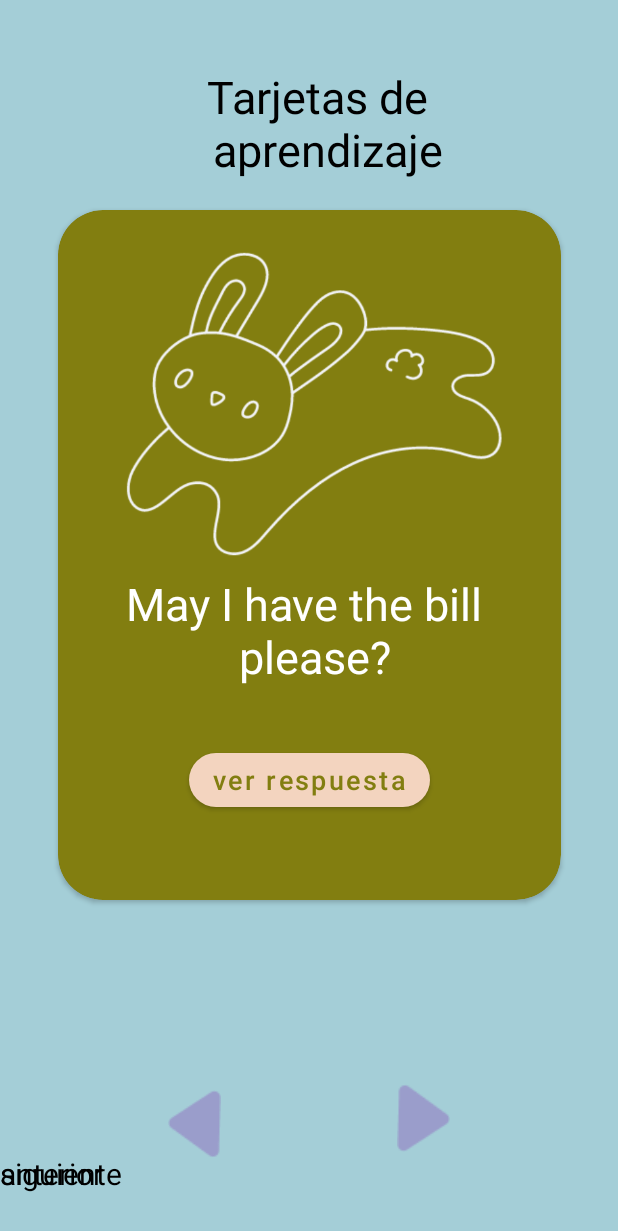
After one commit to kimserrano/LinguaShake, an Android app: the Tarjeta screen opened directly, with no data from a screen before it, on a phone screen of 412 x 824 dp. The commit adds this screen. Shown: the top 1231 px of the screen. Run offline under Robolectric (Android 15) with nearby library versions, the phone set to English and light mode, and no system bars.

Commit message:
Mockup de la tarjeta

```diff
--- a/app/src/main/AndroidManifest.xml
+++ b/app/src/main/AndroidManifest.xml
@@ -12,6 +12,9 @@
         android:supportsRtl="true"
         android:theme="@style/Theme.LinguaShake"
         tools:targetApi="31">
+        <activity
+            android:name=".Tarjeta"
+            android:exported="false" />
         <activity
             android:name=".MenuPrincipal"
             android:exported="false" />
@@ -29,7 +32,7 @@
             android:exported="false" />
         <activity
             android:name=".MainActivity"
-            android:exported="false"></activity>
+            android:exported="false" />
     </application>
 
 </manifest>
--- /dev/null
+++ b/app/src/main/java/equipo/flashcards/linguashake/Tarjeta.java
@@ -0,0 +1,14 @@
+package equipo.flashcards.linguashake;
+
+import androidx.appcompat.app.AppCompatActivity;
+
+import android.os.Bundle;
+
+public class Tarjeta extends AppCompatActivity {
+
+    @Override
+    protected void onCreate(Bundle savedInstanceState) {
+        super.onCreate(savedInstanceState);
+        setContentView(R.layout.activity_tarjeta);
+    }
+}
--- /dev/null
+++ b/app/src/main/res/layout/activity_tarjeta.xml
@@ -0,0 +1,129 @@
+<?xml version="1.0" encoding="utf-8"?>
+<androidx.constraintlayout.widget.ConstraintLayout xmlns:android="http://schemas.android.com/apk/res/android"
+    xmlns:app="http://schemas.android.com/apk/res-auto"
+    xmlns:tools="http://schemas.android.com/tools"
+    android:layout_width="match_parent"
+    android:layout_height="match_parent"
+    android:background="@color/azul">
+
+
+    <TextView
+        android:id="@+id/titulo"
+        android:layout_width="wrap_content"
+        android:layout_height="wrap_content"
+        android:layout_marginTop="44dp"
+        android:text="Tarjetas de \n aprendizaje"
+        android:textAlignment="center"
+        android:textColor="@color/black"
+        android:textSize="30sp"
+        app:layout_constraintEnd_toEndOf="parent"
+        app:layout_constraintHorizontal_bias="0.536"
+        app:layout_constraintStart_toStartOf="parent"
+        app:layout_constraintTop_toTopOf="parent" />
+
+    <androidx.cardview.widget.CardView
+        android:layout_width="335dp"
+        android:layout_height="460dp"
+        android:layout_marginTop="20dp"
+        app:cardBackgroundColor="@color/verde"
+        app:cardCornerRadius="30dp"
+        app:layout_constraintBottom_toTopOf="@id/btn_retroceder"
+        app:layout_constraintEnd_toEndOf="parent"
+        app:layout_constraintStart_toStartOf="parent"
+        app:layout_constraintTop_toBottomOf="@id/titulo"
+        app:layout_constraintVertical_bias="0.0">
+
+        <ImageView
+            android:id="@+id/tarjeta_logo"
+            android:layout_width="273dp"
+            android:layout_height="215dp"
+            android:layout_gravity="center"
+            android:layout_marginTop="-100dp"
+            android:src="@drawable/logotarjeta"
+            app:layout_constraintBottom_toTopOf="@+id/frase"
+            app:layout_constraintEnd_toEndOf="parent"
+            app:layout_constraintStart_toStartOf="parent"
+            app:layout_constraintTop_toTopOf="parent" />
+
+        <TextView
+            android:id="@+id/frase"
+            android:layout_width="wrap_content"
+            android:layout_height="wrap_content"
+            android:layout_gravity="center"
+            android:layout_marginTop="50dp"
+            android:text="May I have the bill \n please?"
+            android:textAlignment="center"
+            android:textColor="@color/white"
+            android:textSize="30sp"
+            app:layout_constraintBottom_toTopOf="@+id/respuesta_button"
+            app:layout_constraintEnd_toEndOf="parent"
+            app:layout_constraintStart_toStartOf="parent"
+            app:layout_constraintTop_toBottomOf="@+id/tarjeta_logo" />
+
+        <Button
+            android:id="@+id/respuesta_button"
+            android:layout_width="wrap_content"
+            android:layout_height="wrap_content"
+            android:layout_gravity="center"
+            android:layout_marginTop="150dp"
+            android:text="ver respuesta"
+            android:textAllCaps="false"
+            android:textColor="@color/verde"
+            android:textSize="18sp"
+            android:theme="@style/ButtonTheme.RosaBajito"
+            app:cornerRadius="30dp"
+            app:layout_constraintBottom_toBottomOf="parent"
+            app:layout_constraintEnd_toEndOf="parent"
+            app:layout_constraintStart_toStartOf="parent"
+            app:layout_constraintTop_toBottomOf="@+id/frase" />
+
+    </androidx.cardview.widget.CardView>
+
+
+    <ImageButton
+        android:id="@+id/btn_retroceder"
+        android:layout_width="wrap_content"
+        android:layout_height="wrap_content"
+        android:layout_marginEnd="112dp"
+        android:layout_marginBottom="56dp"
+        android:background="@android:color/transparent"
+        android:src="@drawable/triangulolila"
+        app:layout_constraintBottom_toBottomOf="parent"
+        app:layout_constraintEnd_toEndOf="parent" />
+
+    <TextView
+        android:id="@+id/siguiente"
+        android:layout_width="wrap_content"
+        android:layout_height="wrap_content"
+        android:layout_marginBottom="28dp"
+        android:text="siguiente"
+        android:textColor="@color/black"
+        android:textSize="20sp"
+        app:layout_constraintBottom_toBottomOf="parent"
+        tools:layout_editor_absoluteX="240dp" />
+
+    <ImageButton
+        android:id="@+id/btn_avanzar"
+        android:layout_width="wrap_content"
+        android:layout_height="wrap_content"
+        android:layout_marginStart="112dp"
+        android:layout_marginBottom="52dp"
+        android:background="@android:color/transparent"
+        android:rotation="180"
+        android:src="@drawable/triangulolila"
+        app:layout_constraintBottom_toBottomOf="parent"
+        app:layout_constraintStart_toStartOf="parent" />
+
+    <TextView
+        android:id="@+id/anterior"
+        android:layout_width="wrap_content"
+        android:layout_height="wrap_content"
+        android:layout_marginBottom="28dp"
+        android:text="anterior"
+        android:textColor="@color/black"
+        android:textSize="20sp"
+        app:layout_constraintBottom_toBottomOf="parent"
+        tools:layout_editor_absoluteX="95dp" />
+
+
+</androidx.constraintlayout.widget.ConstraintLayout>
--- a/app/src/main/res/values/colors.xml
+++ b/app/src/main/res/values/colors.xml
@@ -5,4 +5,6 @@
     <color name="lila">#95A5C6</color>
     <color name="verde">#827E10</color>
     <color name="rosaBajito">#F3D4BF</color>
+    <color name="azul">#A4CED7</color>
+
 </resources>
```
Also changed, not shown: app/src/main/java/equipo/flashcards/linguashake/MenuPrincipal.java (added, +14 -0 lines), app/src/main/res/layout/activity_menu_principal.xml (added, +68 -0 lines), app/src/main/res/drawable/logotarjeta.png (added), app/src/main/res/drawable/triangulolila.png (added).
